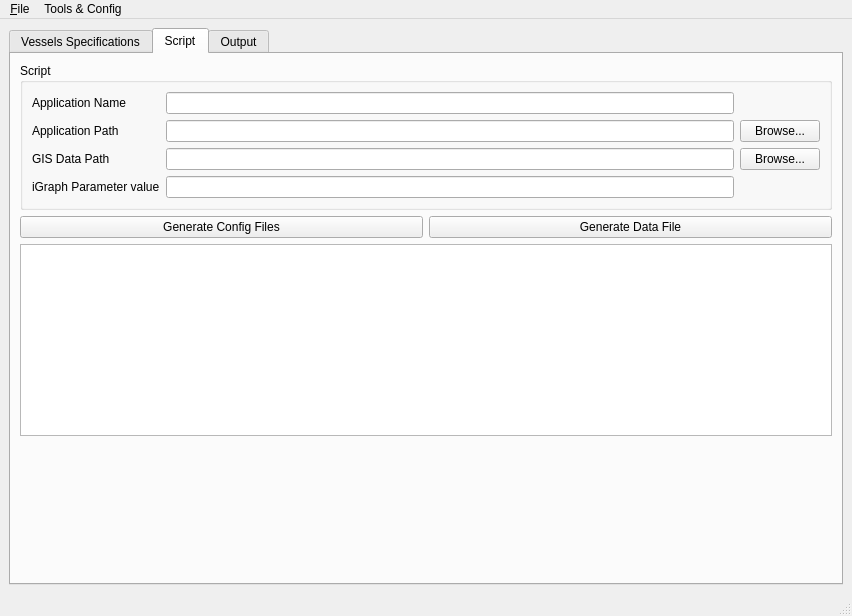
frabas/DISPLACE_GUI, file vesseleditor/vesseleditormainwindow.ui: the form before one commit.
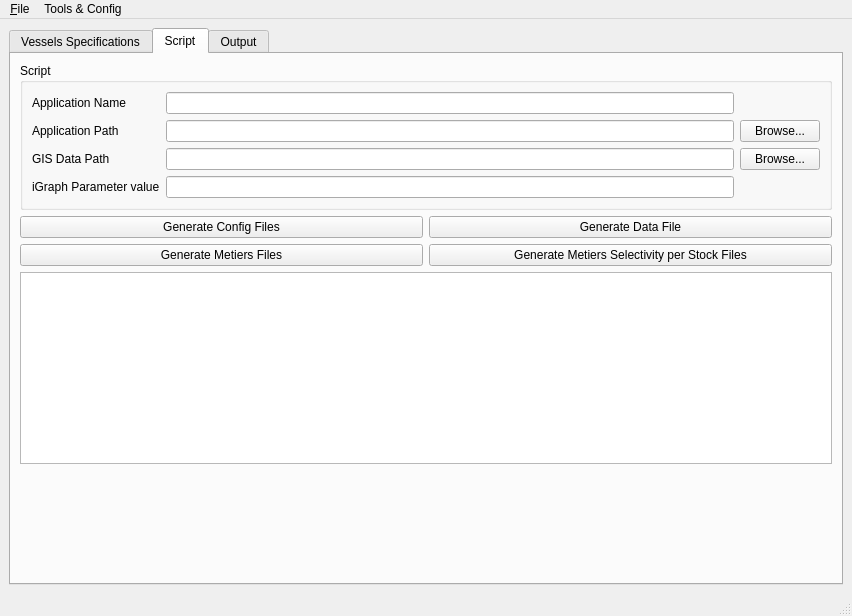
The form after the commit.

Commit message: Added two new buttons to Vessel Editor

Diff of the .ui file:
```diff
--- a/vesseleditor/vesseleditormainwindow.ui
+++ b/vesseleditor/vesseleditormainwindow.ui
@@ -131,21 +131,35 @@
          </widget>
         </item>
         <item>
-         <layout class="QHBoxLayout" name="horizontalLayout_2">
-          <item>
+         <layout class="QGridLayout" name="gridLayout_3">
+          <item row="0" column="0">
            <widget class="QPushButton" name="genConfig">
             <property name="text">
              <string>Generate Config Files</string>
             </property>
            </widget>
           </item>
-          <item>
+          <item row="0" column="1">
            <widget class="QPushButton" name="run">
             <property name="text">
              <string>Generate Data File</string>
             </property>
            </widget>
           </item>
+          <item row="1" column="0">
+           <widget class="QPushButton" name="genMetVar">
+            <property name="text">
+             <string>Generate Metiers Files</string>
+            </property>
+           </widget>
+          </item>
+          <item row="1" column="1">
+           <widget class="QPushButton" name="genMetSelectivity">
+            <property name="text">
+             <string>Generate Metiers Selectivity per Stock Files</string>
+            </property>
+           </widget>
+          </item>
          </layout>
         </item>
         <item>
@@ -246,7 +260,7 @@
      <x>0</x>
      <y>0</y>
      <width>852</width>
-     <height>19</height>
+     <height>22</height>
     </rect>
    </property>
    <widget class="QMenu" name="menu_File">
```
The commit also changes 8 other files.
